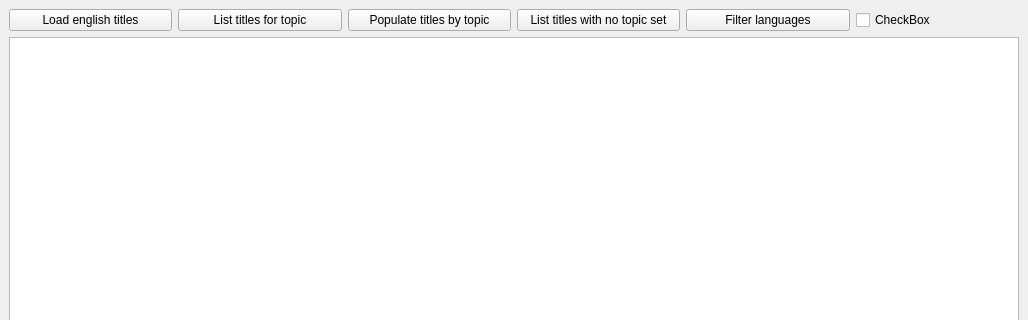
Above: mainwindow.ui from stoyan-shopov/qlg before the change; both pictures show x 0 to 1028 and y 0 to 320 of the 1028 by 721 pixel window. Below: the same form after it.
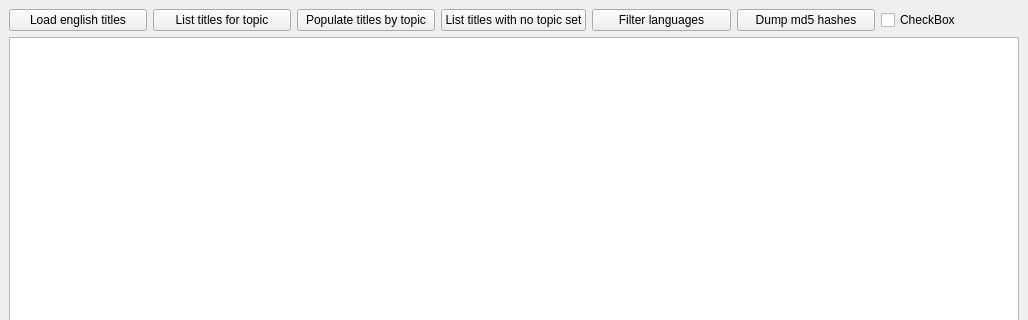
That is the form after the change.

Patch:
```diff
--- a/mainwindow.ui
+++ b/mainwindow.ui
@@ -58,6 +58,13 @@
         </property>
        </widget>
       </item>
+      <item>
+       <widget class="QPushButton" name="pushButtonDumpMd5Hashes">
+        <property name="text">
+         <string>Dump md5 hashes</string>
+        </property>
+       </widget>
+      </item>
       <item>
        <widget class="QCheckBox" name="checkBox">
         <property name="text">
```
Left out of the diff: 6 changed lines with no effect on the pictures.
